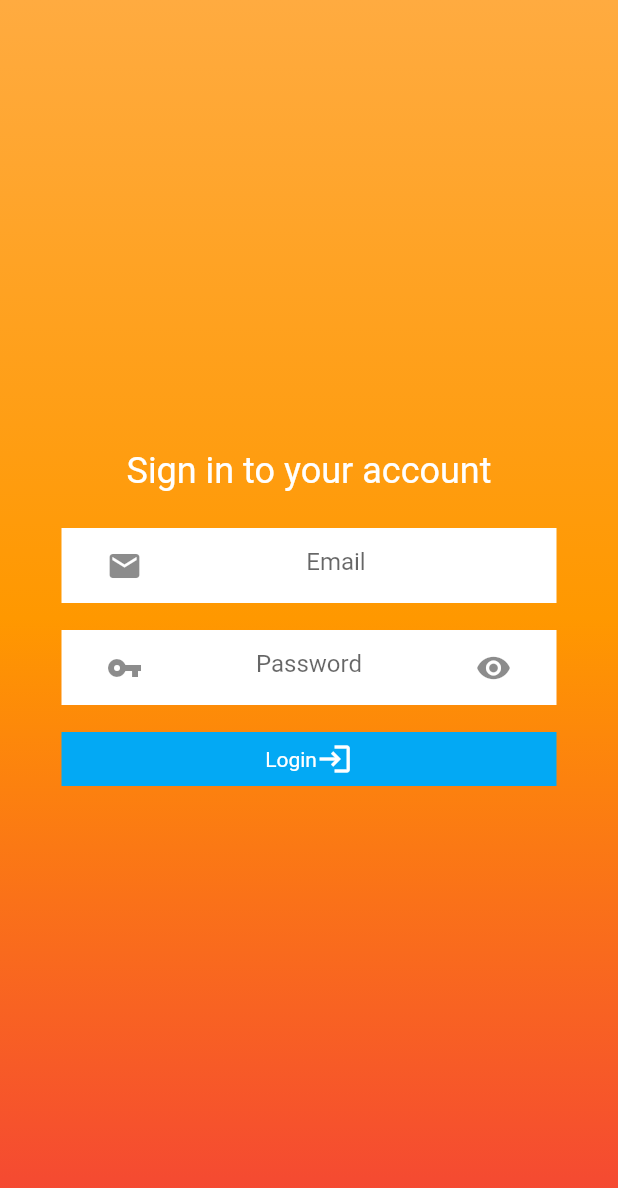
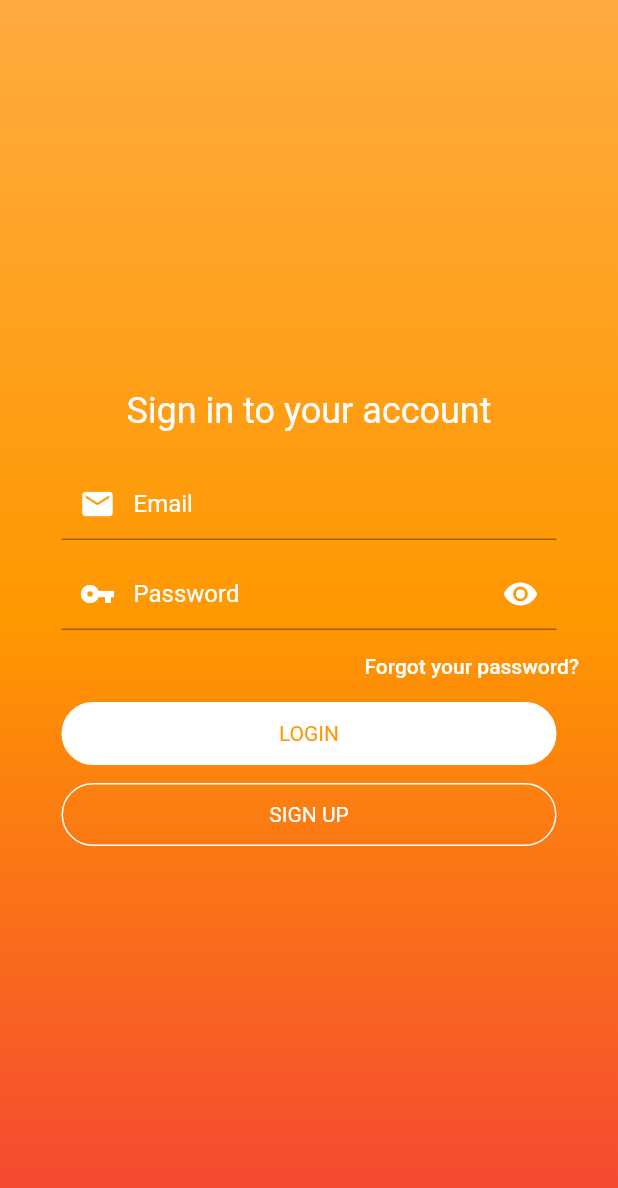
Before and after one commit to Antenor452/FireMed, a Flutter app: the screen it shows after launch, on a phone screen of 412 x 824 dp. Shown: the top 1188 px of the screen. Run offline on Flutter 3.47's test engine with Material 2 defaults, Android fonts, the phone set to English and light mode, and no system bars; our stand-ins replace font_awesome_flutter, google_fonts.

Commit message:
Sign Up update

```diff
--- a/lib/pages/login.dart
+++ b/lib/pages/login.dart
@@ -1,5 +1,5 @@
-import 'package:final_year_project_app/pages/Signup.dart';
 import 'package:final_year_project_app/pages/dashboard.dart';
+import 'package:final_year_project_app/pages/signup.dart';
 import 'package:flutter/material.dart';
 import 'package:font_awesome_flutter/font_awesome_flutter.dart';
 import 'package:google_fonts/google_fonts.dart';
@@ -43,32 +43,41 @@ class _LoginState extends State<Login> {
                 height: 24,
               ),
               Container(
-                  width: 330,
-                  height: 50,
-                  padding: EdgeInsets.symmetric(horizontal: 18),
-                  decoration: BoxDecoration(color: Colors.white),
-                  child: TextFormField(
-                    decoration: InputDecoration(
-                        border: OutlineInputBorder(borderSide: BorderSide.none),
-                        hintText: 'Email',
-                        prefixIcon: Icon(Icons.email)),
-                    textAlign: TextAlign.center,
-                  )),
+                width: 330,
+                child: TextFormField(
+                  decoration: InputDecoration(
+                    contentPadding:
+                        EdgeInsets.symmetric(horizontal: 18, vertical: 6),
+                    labelText: 'Email',
+                    labelStyle: GoogleFonts.headlandOne(color: Colors.white),
+                    prefixIcon: Icon(
+                      Icons.email,
+                      color: Colors.white,
+                    ),
+                  ),
+                  textAlign: TextAlign.left,
+                ),
+              ),
               SizedBox(
-                height: 18,
+                height: 12,
               ),
               Container(
                 width: 330,
-                height: 50,
-                padding: EdgeInsets.symmetric(horizontal: 18),
-                decoration: BoxDecoration(color: Colors.white),
                 child: TextFormField(
                   decoration: InputDecoration(
-                      border: OutlineInputBorder(borderSide: BorderSide.none),
-                      hintText: 'Password',
-                      prefixIcon: Icon(Icons.vpn_key),
+                      contentPadding:
+                          EdgeInsets.symmetric(horizontal: 18, vertical: 6),
+                      labelText: 'Password',
+                      labelStyle: GoogleFonts.headlandOne(color: Colors.white),
+                      prefixIcon: Icon(
+                        Icons.vpn_key,
+                        color: Colors.white,
+                      ),
                       suffixIcon: IconButton(
-                        icon: Icon(Icons.remove_red_eye),
+                        icon: Icon(
+                          Icons.remove_red_eye,
+                          color: Colors.white,
+                        ),
                         onPressed: () {
                           setState(() {
                             if (hidepassword) {
@@ -79,37 +88,60 @@ class _LoginState extends State<Login> {
                           });
                         },
                       )),
-                  textAlign: TextAlign.center,
+                  textAlign: TextAlign.left,
                   obscureText: hidepassword,
                 ),
               ),
+              Container(
+                width: double.infinity,
+                margin: EdgeInsets.symmetric(horizontal: 18),
+                alignment: Alignment.topRight,
+                child: TextButton(
+                  child: Text(
+                    'Forgot your password?',
+                    style: GoogleFonts.headlandOne(color: Colors.white),
+                  ),
+                  onPressed: () {},
+                ),
+              ),
+              InkWell(
+                child: Container(
+                    width: 330,
+                    padding: EdgeInsets.symmetric(vertical: 12),
+                    decoration: BoxDecoration(
+                        color: Colors.white,
+                        borderRadius: BorderRadius.circular(25),
+                        border: Border.all(color: Colors.white)),
+                    child: Center(
+                      child: Text('LOGIN',
+                          style: GoogleFonts.headlandOne(color: Colors.orange)),
+                    )),
+                onTap: () {
+                  Navigator.push(context,
+                      MaterialPageRoute(builder: (context) => Dashboard()));
+                },
+              ),
               SizedBox(
-                height: 18,
+                height: 12,
               ),
               InkWell(
                 child: Container(
                   width: 330,
-                  padding: EdgeInsets.symmetric(vertical: 6),
-                  decoration: BoxDecoration(color: Colors.lightBlue),
+                  padding: EdgeInsets.symmetric(vertical: 12),
+                  decoration: BoxDecoration(
+                      borderRadius: BorderRadius.circular(25),
+                      border: Border.all(color: Colors.white)),
                   child: Center(
-                    child: Row(
-                      mainAxisAlignment: MainAxisAlignment.center,
-                      children: [
-                        Text(
-                          'Login',
-                          style: TextStyle(color: Colors.white),
-                        ),
-                        Icon(
-                          Icons.login,
-                          color: Colors.white,
-                        )
-                      ],
-                    ),
-                  ),
+                      child: Text(
+                    'SIGN UP',
+                    style: GoogleFonts.headlandOne(color: Colors.white),
+                  )),
                 ),
                 onTap: () {
-                  Navigator.push(context,
-                      MaterialPageRoute(builder: (context) => Dashboard()));
+                  Navigator.of(context)
+                      .push(MaterialPageRoute(builder: (context) {
+                    return SignUp();
+                  }));
                 },
               )
             ],
```
Also changed, not shown: lib/pages/signup.dart (+99 -78 lines).
